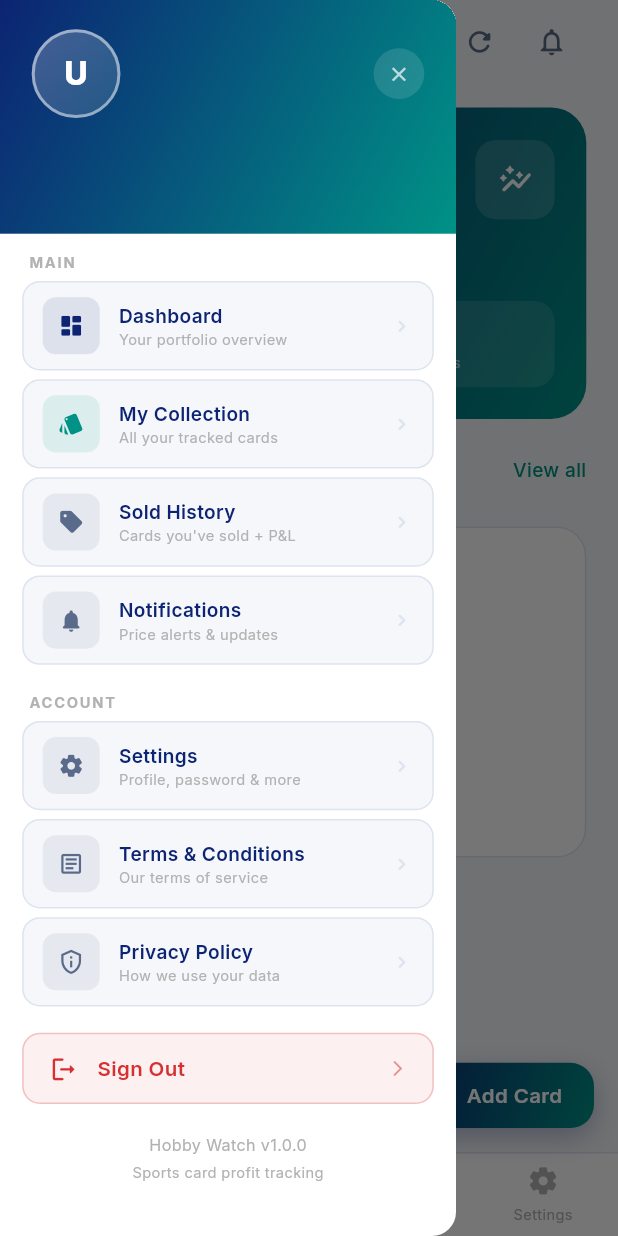
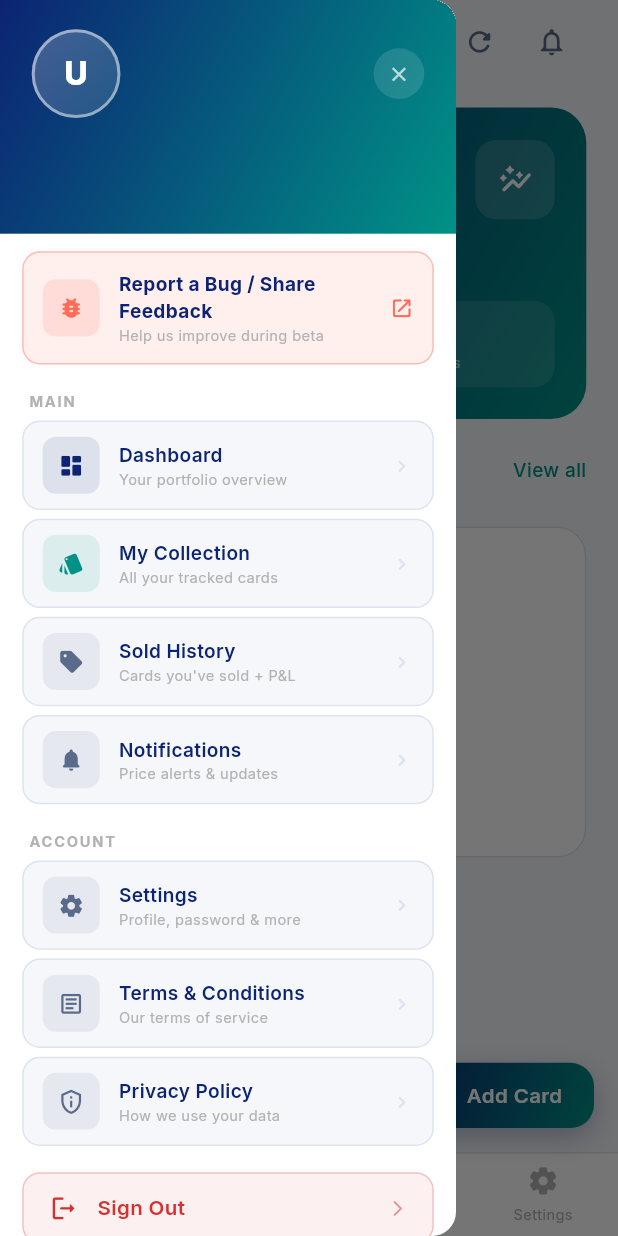
Before and after one commit to hanzala5225/Hobby-Watch, a Flutter app: the DashboardView screen opened by its route, with the side drawer open, on a phone screen of 412 x 824 dp. Run offline on Flutter 3.47's test engine with Material 3 defaults, Android fonts, the phone set to English and light mode, and no system bars; our stand-ins replace cached_network_image, dio, firebase_core, firebase_messaging, flutter_local_notifications, flutter_screenutil and 6 more; missing offline and left inert: google_mlkit_text_recognition; accounts and stored records are empty; network calls fail.

Commit message:
Changed App Logo and Dashboard screen issues

```diff
--- a/lib/modules/dashboard/dashboard_view.dart
+++ b/lib/modules/dashboard/dashboard_view.dart
@@ -5,6 +5,7 @@ import 'package:flutter_screenutil/flutter_screenutil.dart';
 import 'package:get/get.dart';
 import 'package:google_fonts/google_fonts.dart';
 import 'package:intl/intl.dart';
+import 'package:url_launcher/url_launcher.dart';
 import '../../app/theme/app_theme.dart';
 import '../../data/models/card_model.dart';
 import '../routes/app_routes.dart';
@@ -371,7 +372,7 @@ class DashboardView extends GetView<DashboardController> {
                           maxLines: 1, overflow: TextOverflow.ellipsis),
                       /*SizedBox(height: 10.h),*/
                       // Portfolio mini-stats strip
-                     /* Container(
+                      /* Container(
                         padding: EdgeInsets.symmetric(horizontal: 14.w, vertical: 12.h),
                         decoration: BoxDecoration(
                           color: Colors.white.withOpacity(0.12),
@@ -401,6 +402,42 @@ class DashboardView extends GetView<DashboardController> {
               child: Column(
                 crossAxisAlignment: CrossAxisAlignment.start,
                 children: [
+                  // ── Beta feedback — kept first/obvious per client request ──
+                  GestureDetector(
+                    onTap: () { Get.back(); _launchBugReportForm(); },
+                    child: Container(
+                      width: double.infinity,
+                      padding: EdgeInsets.symmetric(horizontal: 12.w, vertical: 12.h),
+                      decoration: BoxDecoration(
+                        color: const Color(0xFFFF6B57).withOpacity(0.1),
+                        borderRadius: BorderRadius.circular(12.r),
+                        border: Border.all(color: const Color(0xFFFF6B57).withOpacity(0.4)),
+                      ),
+                      child: Row(children: [
+                        Container(
+                          width: 36.w, height: 36.w,
+                          decoration: BoxDecoration(
+                            color: const Color(0xFFFF6B57).withOpacity(0.15),
+                            borderRadius: BorderRadius.circular(9.r),
+                          ),
+                          child: Icon(Icons.bug_report_rounded, color: const Color(0xFFFF6B57), size: 18.sp),
+                        ),
+                        SizedBox(width: 12.w),
+                        Expanded(child: Column(
+                          crossAxisAlignment: CrossAxisAlignment.start,
+                          children: [
+                            Text('Report a Bug / Share Feedback',
+                                style: GoogleFonts.inter(fontSize: 13.sp, fontWeight: FontWeight.w700, color: AppColors.textPrimary)),
+                            Text('Help us improve during beta',
+                                style: GoogleFonts.inter(fontSize: 10.sp, color: AppColors.textMuted)),
+                          ],
+                        )),
+                        Icon(Icons.open_in_new_rounded, color: const Color(0xFFFF6B57), size: 16.sp),
+                      ]),
+                    ),
+                  ),
+                  SizedBox(height: 18.h),
+
                   _drawerGroupLabel('MAIN'),
                   SizedBox(height: 6.h),
                   _drawerTile(Icons.dashboard_rounded,     'Dashboard',       'Your portfolio overview',    AppColors.primary,  () { Get.back(); }),
@@ -549,6 +586,19 @@ class DashboardView extends GetView<DashboardController> {
       SizedBox(height: 2.h),
       Text(label, style: GoogleFonts.inter(fontSize: 10.sp, color: Colors.white60)),
     ]));
+  }
+
+  Future<void> _launchBugReportForm() async {
+    final uri = Uri.parse(
+      'https://docs.google.com/forms/d/e/1FAIpQLSfI-39jzI3eyba04NK9DgsqQtRoQdaNyKadhSFzmz_TklAAFg/viewform',
+    );
+    try {
+      final launched = await launchUrl(uri, mode: LaunchMode.externalApplication);
+      if (!launched) throw Exception('launch returned false');
+    } catch (_) {
+      Get.snackbar('Could not open form', 'Please check your internet connection and try again.',
+          snackPosition: SnackPosition.BOTTOM, margin: const EdgeInsets.all(16), borderRadius: 12);
+    }
   }
 
   Widget _drawerDivider() {
```
Also changed, not shown: lib/data/services/api_service.dart (+37 -11 lines), lib/modules/auth/login/login_controller.dart (+20 -2 lines), lib/modules/auth/signup/signup_controller.dart (+17 -2 lines).
